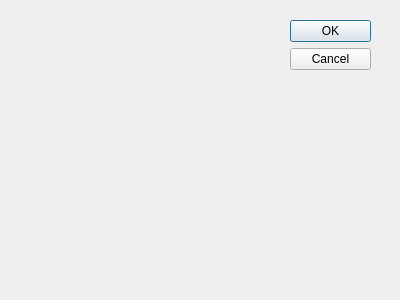
Before: the Qt Designer form setOptionDialog.ui in synml/motion-detector, drawn with Qt 5.
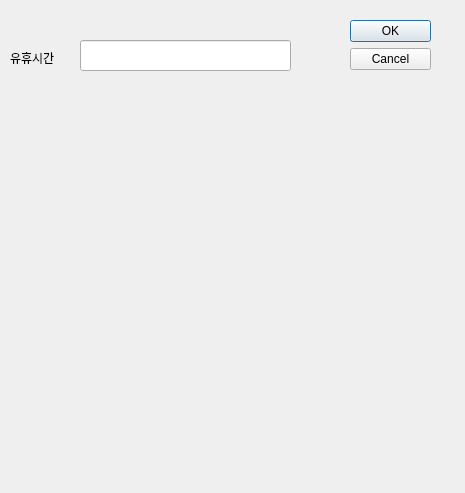
After: the same form once the commit is applied.

Commit message: 다이얼로그 ui 테스트

Diff of the .ui file:
```diff
--- a/setOptionDialog.ui
+++ b/setOptionDialog.ui
@@ -6,8 +6,8 @@
    <rect>
     <x>0</x>
     <y>0</y>
-    <width>400</width>
-    <height>300</height>
+    <width>465</width>
+    <height>493</height>
    </rect>
   </property>
   <property name="windowTitle">
@@ -16,7 +16,7 @@
   <widget class="QDialogButtonBox" name="buttonBox">
    <property name="geometry">
     <rect>
-     <x>290</x>
+     <x>350</x>
      <y>20</y>
      <width>81</width>
      <height>241</height>
@@ -29,6 +29,29 @@
     <set>QDialogButtonBox::Cancel|QDialogButtonBox::Ok</set>
    </property>
   </widget>
+  <widget class="QLineEdit" name="lineEdit">
+   <property name="geometry">
+    <rect>
+     <x>80</x>
+     <y>40</y>
+     <width>211</width>
+     <height>31</height>
+    </rect>
+   </property>
+  </widget>
+  <widget class="QLabel" name="label">
+   <property name="geometry">
+    <rect>
+     <x>10</x>
+     <y>50</y>
+     <width>64</width>
+     <height>15</height>
+    </rect>
+   </property>
+   <property name="text">
+    <string>유휴시간</string>
+   </property>
+  </widget>
  </widget>
  <resources/>
  <connections>
```
